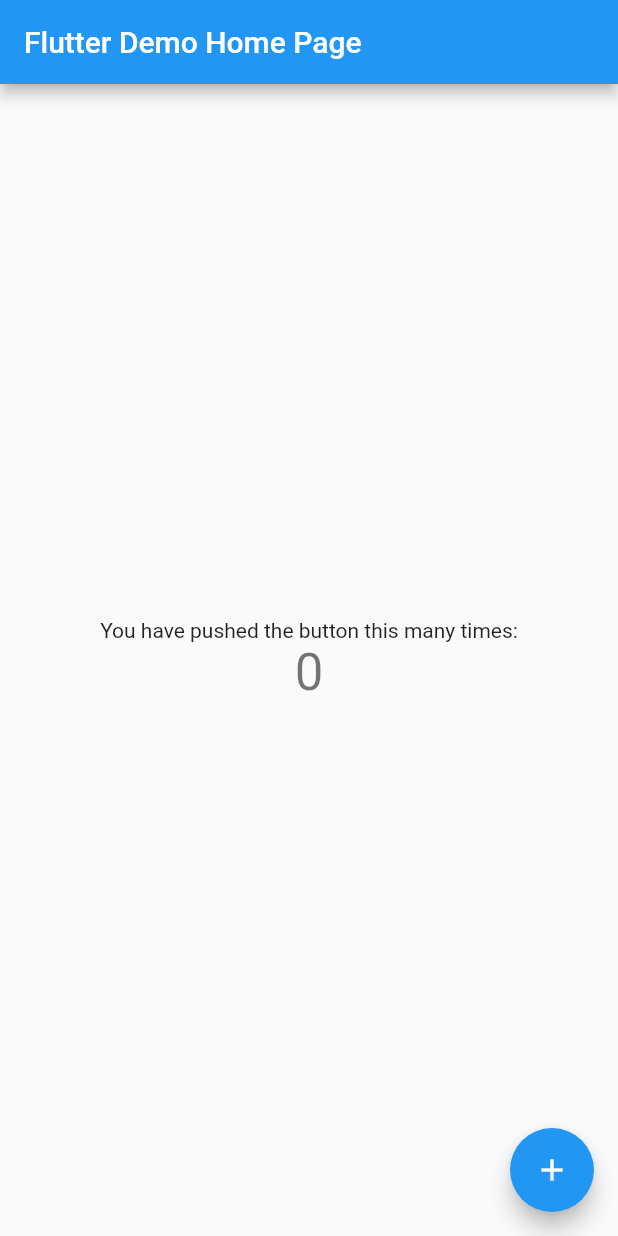
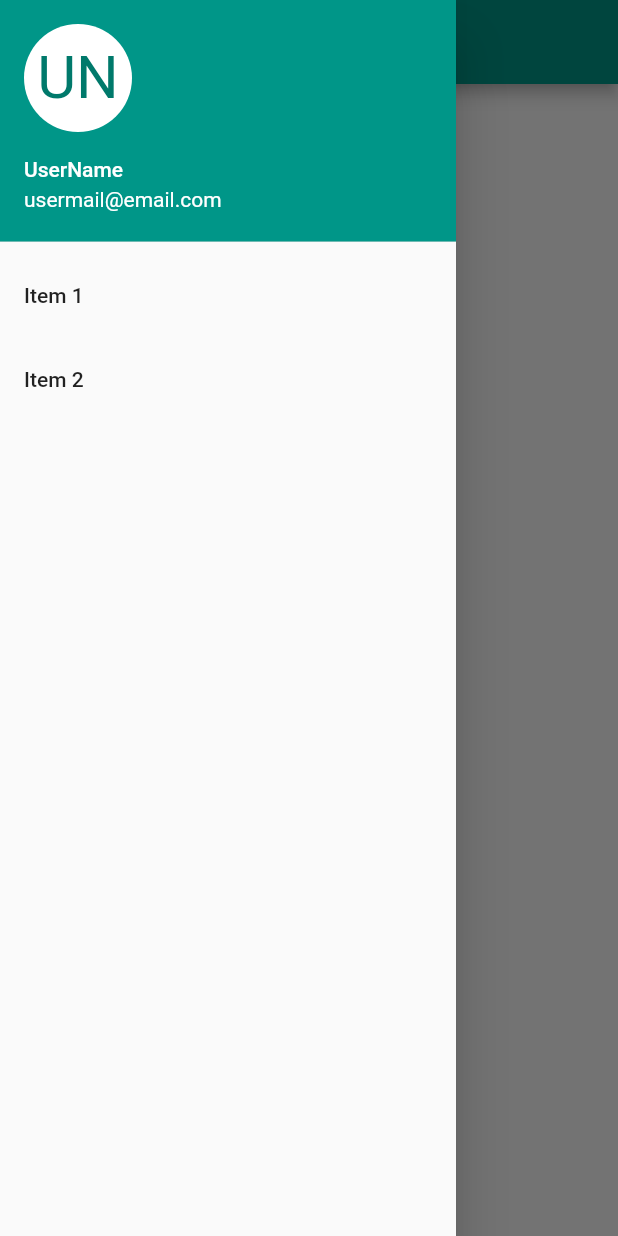
Before and after one commit to Isardbp/flutter_app_festival, a Flutter app: the screen it shows after launch, with the side drawer open (before the commit the screen has no drawer), on a phone screen of 412 x 824 dp. Run offline on Flutter 3.47's test engine with Material 2 defaults, Android fonts, the phone set to English and light mode, and no system bars.

Commit message:
first frawler

```diff
--- /dev/null
+++ b/lib/drawler_nav.dart
@@ -0,0 +1,15 @@
+import 'package:flutter/material.dart';
+
+
+class DrawlerNav extends StatefulWidget {
+  @override
+  State<StatefulWidget> createState() => new _DrawlerNavState();
+}
+
+class _DrawlerNavState extends State<DrawlerNav> {
+    @override
+  Widget build(BuildContext context) {
+    // TODO: implement build
+    return null;
+  }
+}
--- a/lib/main.dart
+++ b/lib/main.dart
@@ -1,110 +1,68 @@
 import 'package:flutter/material.dart';
+import 'dashboard.dart';
 
 void main() => runApp(MyApp());
 
 class MyApp extends StatelessWidget {
   @override
   Widget build(BuildContext context) {
+
     return MaterialApp(
       title: 'Flutter Demo',
       theme: ThemeData(
-        // This is the theme of your application.
-        //
-        // Try running your application with "flutter run". You'll see the
-        // application has a blue toolbar. Then, without quitting the app, try
-        // changing the primarySwatch below to Colors.green and then invoke
-        // "hot reload" (press "r" in the console where you ran "flutter run",
-        // or simply save your changes to "hot reload" in a Flutter IDE).
-        // Notice that the counter didn't reset back to zero; the application
-        // is not restarted.
-        primarySwatch: Colors.blue,
+        primarySwatch: Colors.teal,
       ),
-      home: MyHomePage(title: 'Flutter Demo Home Page'),
+      home: new MyHomePage(),
     );
   }
 }
 
 class MyHomePage extends StatefulWidget {
-  MyHomePage({Key key, this.title}) : super(key: key);
-
-  // This widget is the home page of your application. It is stateful, meaning
-  // that it has a State object (defined below) that contains fields that affect
-  // how it looks.
-
-  // This class is the configuration for the state. It holds the values (in this
-  // case the title) provided by the parent (in this case the App widget) and
-  // used by the build method of the State. Fields in a Widget subclass are
-  // always marked "final".
-
-  final String title;
-
   @override
   _MyHomePageState createState() => _MyHomePageState();
 }
 
 class _MyHomePageState extends State<MyHomePage> {
-  int _counter = 0;
-
-  void _incrementCounter() {
-    setState(() {
-      // This call to setState tells the Flutter framework that something has
-      // changed in this State, which causes it to rerun the build method below
-      // so that the display can reflect the updated values. If we changed
-      // _counter without calling setState(), then the build method would not be
-      // called again, and so nothing would appear to happen.
-      _counter++;
-    });
-  }
 
   @override
   Widget build(BuildContext context) {
-    // This method is rerun every time setState is called, for instance as done
-    // by the _incrementCounter method above.
-    //
-    // The Flutter framework has been optimized to make rerunning build methods
-    // fast, so that you can just rebuild anything that needs updating rather
-    // than having to individually change instances of widgets.
     return Scaffold(
       appBar: AppBar(
-        // Here we take the value from the MyHomePage object that was created by
-        // the App.build method, and use it to set our appbar title.
-        title: Text(widget.title),
+        title: Text("Example text title"),
       ),
-      body: Center(
-        // Center is a layout widget. It takes a single child and positions it
-        // in the middle of the parent.
-        child: Column(
-          // Column is also layout widget. It takes a list of children and
-          // arranges them vertically. By default, it sizes itself to fit its
-          // children horizontally, and tries to be as tall as its parent.
-          //
-          // Invoke "debug painting" (press "p" in the console, choose the
-          // "Toggle Debug Paint" action from the Flutter Inspector in Android
-          // Studio, or the "Toggle Debug Paint" command in Visual Studio Code)
-          // to see the wireframe for each widget.
-          //
-          // Column has various properties to control how it sizes itself and
-          // how it positions its children. Here we use mainAxisAlignment to
-          // center the children vertically; the main axis here is the vertical
-          // axis because Columns are vertical (the cross axis would be
-          // horizontal).
-          mainAxisAlignment: MainAxisAlignment.center,
+      body: Container(
+        //child: Dashboard,
+      ),
+      drawer: Drawer(
+        child: ListView(
           children: <Widget>[
-            Text(
-              'You have pushed the button this many times:',
+            UserAccountsDrawerHeader(
+              accountName: Text("UserName"),
+              accountEmail: Text("usermail@email.com"),
+              currentAccountPicture: CircleAvatar(
+                backgroundColor:
+                Theme.of(context).platform == TargetPlatform.iOS
+                    ? Colors.teal
+                    : Colors.white,
+                child: Text(
+                    "UN",
+                    style:TextStyle(fontSize: 40.0)
+                ),
+              ),
             ),
-            Text(
-              '$_counter',
-              style: Theme.of(context).textTheme.display1,
+            ListTile(
+              title: Text("Item 1"),
+              onTap: () {
+                Navigator.of(context).pop();
+                //Navigator.of(context).push();
+              },
             ),
+            ListTile(
+              title: Text("Item 2"),
+            )
           ],
         ),
       ),
-      floatingActionButton: FloatingActionButton(
-        onPressed: _incrementCounter,
-        tooltip: 'Increment',
-        child: Icon(Icons.add),
-      ), // This trailing comma makes auto-formatting nicer for build methods.
     );
   }
 }
```
Also changed, not shown: lib/dashboard.dart (added).
